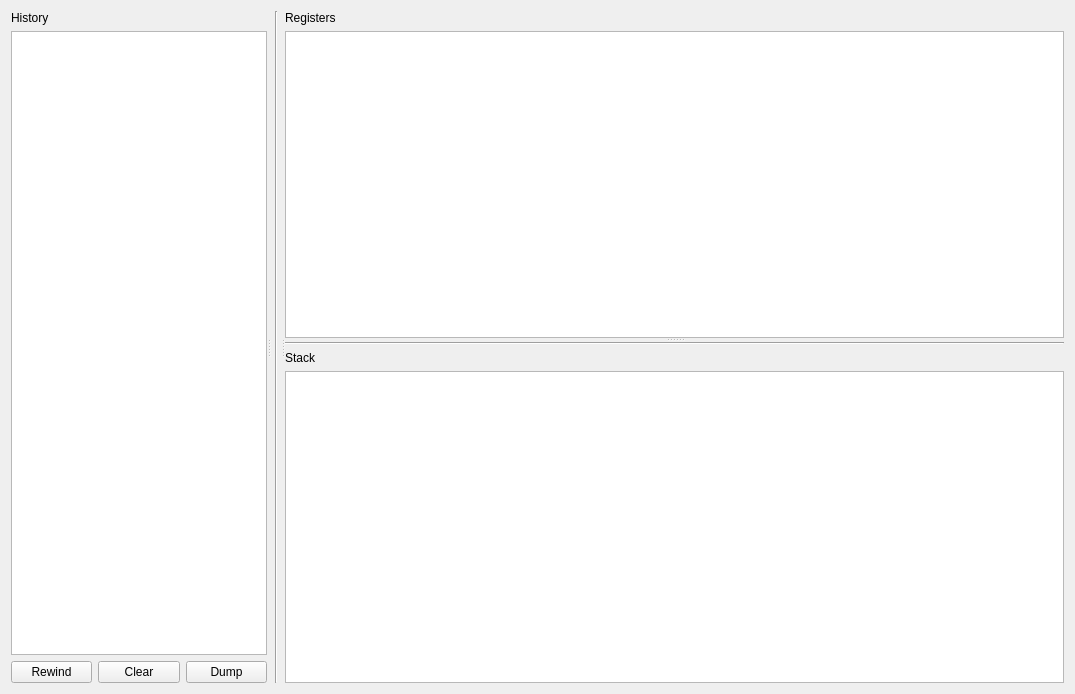
Old version of the form ui/ea_view.ui in the repository 1111joe1111/ida_ea.
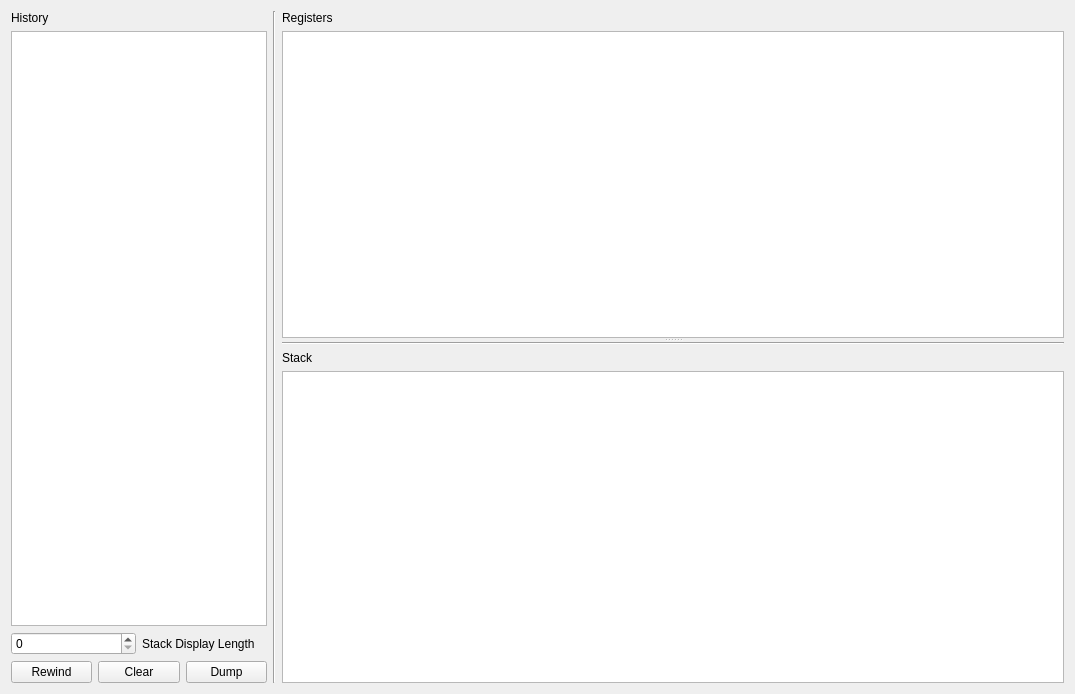
New version of the form.

Commit message: added stack length display option/fixed bug regarding stack display offsets in x64

What changed in the file:
```diff
--- a/ui/ea_view.ui
+++ b/ui/ea_view.ui
@@ -20,16 +20,8 @@
    <string>EA View</string>
   </property>
   <layout class="QGridLayout" name="gridLayout">
-   <item row="1" column="0">
-    <widget class="QSplitter" name="splitter_2">
-     <property name="orientation">
-      <enum>Qt::Horizontal</enum>
-     </property>
-     <widget class="QWidget" name="layoutWidget">
+   <item row="0" column="0">
       <layout class="QVBoxLayout" name="verticalLayout_3">
-       <property name="sizeConstraint">
-        <enum>QLayout::SetDefaultConstraint</enum>
-       </property>
        <item>
         <widget class="QLabel" name="label_7">
          <property name="sizePolicy">
@@ -71,6 +63,20 @@
          </property>
         </widget>
        </item>
+     <item>
+      <layout class="QHBoxLayout" name="horizontalLayout">
+       <item>
+        <widget class="QSpinBox" name="spinBox"/>
+       </item>
+       <item>
+        <widget class="QLabel" name="label_3">
+         <property name="text">
+          <string>Stack Display Length</string>
+         </property>
+        </widget>
+       </item>
+      </layout>
+     </item>
        <item>
         <layout class="QHBoxLayout" name="horizontalLayout_3">
          <item>
@@ -97,7 +103,8 @@
         </layout>
        </item>
       </layout>
-     </widget>
+   </item>
+   <item row="0" column="1">
      <widget class="Line" name="line">
       <property name="sizePolicy">
        <sizepolicy hsizetype="Minimum" vsizetype="Minimum">
@@ -115,6 +122,8 @@
        <enum>Qt::Vertical</enum>
       </property>
      </widget>
+   </item>
+   <item row="0" column="2">
      <widget class="QSplitter" name="splitter">
       <property name="sizePolicy">
        <sizepolicy hsizetype="Expanding" vsizetype="Expanding">
@@ -162,7 +171,6 @@
          <widget class="QTextEdit" name="textEdit_2"/>
         </item>
        </layout>
-      </widget>
      </widget>
     </widget>
    </item>
```
Lines whose indentation alone changed are shown as unchanged. The commit also changes 3 other files.
